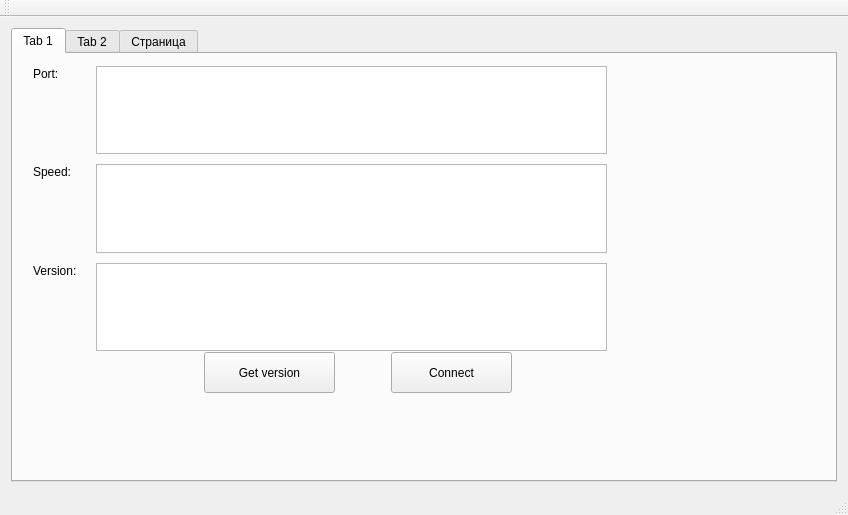
Old version of the form mainwindow.ui in the repository IgoshevaKatya/interface.
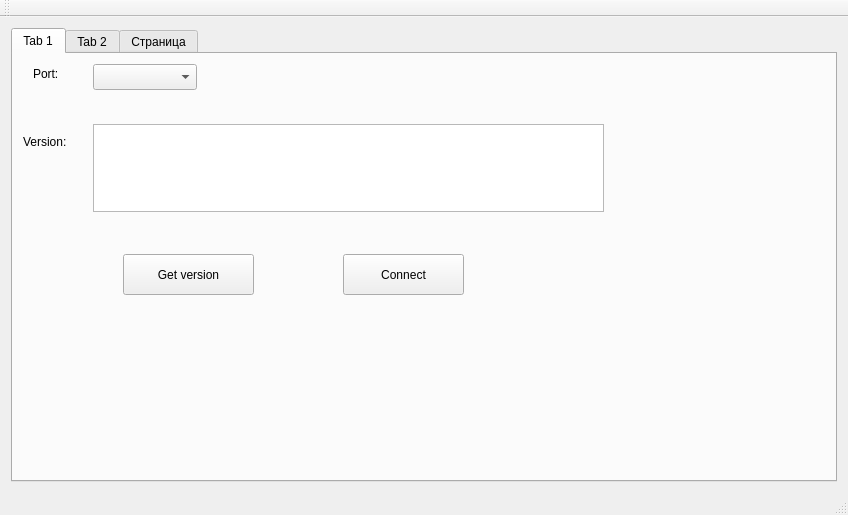
New version of the form. The open tabs and pages were chosen to show the change. Custom widgets are drawn as their Qt base class.

The edit to the form file:
```diff
--- a/mainwindow.ui
+++ b/mainwindow.ui
@@ -37,24 +37,11 @@
          <string>Port:</string>
         </property>
        </widget>
-       <widget class="QLabel" name="label_2">
-        <property name="geometry">
-         <rect>
-          <x>20</x>
-          <y>110</y>
-          <width>43</width>
-          <height>16</height>
-         </rect>
-        </property>
-        <property name="text">
-         <string>Speed:</string>
-        </property>
-       </widget>
        <widget class="QLabel" name="label_3">
         <property name="geometry">
          <rect>
-          <x>20</x>
-          <y>209</y>
+          <x>10</x>
+          <y>80</y>
           <width>50</width>
           <height>16</height>
          </rect>
@@ -63,41 +50,21 @@
          <string>Version:</string>
         </property>
        </widget>
-       <widget class="QTextEdit" name="textEdit">
-        <property name="geometry">
-         <rect>
-          <x>83</x>
-          <y>12</y>
-          <width>511</width>
-          <height>88</height>
-         </rect>
-        </property>
-       </widget>
        <widget class="QTextEdit" name="textEdit_3">
         <property name="geometry">
          <rect>
-          <x>83</x>
-          <y>209</y>
+          <x>80</x>
+          <y>70</y>
           <width>511</width>
           <height>88</height>
          </rect>
         </property>
        </widget>
-       <widget class="QTextEdit" name="textEdit_2">
-        <property name="geometry">
-         <rect>
-          <x>83</x>
-          <y>110</y>
-          <width>511</width>
-          <height>89</height>
-         </rect>
-        </property>
-       </widget>
        <widget class="QPushButton" name="pushButton">
         <property name="geometry">
          <rect>
-          <x>191</x>
-          <y>298</y>
+          <x>110</x>
+          <y>200</y>
           <width>131</width>
           <height>41</height>
          </rect>
@@ -109,8 +76,8 @@
        <widget class="QPushButton" name="pushButton_2">
         <property name="geometry">
          <rect>
-          <x>378</x>
-          <y>298</y>
+          <x>330</x>
+          <y>200</y>
           <width>121</width>
           <height>41</height>
          </rect>
@@ -119,6 +86,16 @@
          <string>Connect</string>
         </property>
        </widget>
+       <widget class="QComboBox" name="comboBox">
+        <property name="geometry">
+         <rect>
+          <x>80</x>
+          <y>10</y>
+          <width>104</width>
+          <height>26</height>
+         </rect>
+        </property>
+       </widget>
       </widget>
       <widget class="QWidget" name="tab_2">
        <attribute name="title">
```
Left out of the diff: 23 changed lines with no effect on the pictures.
